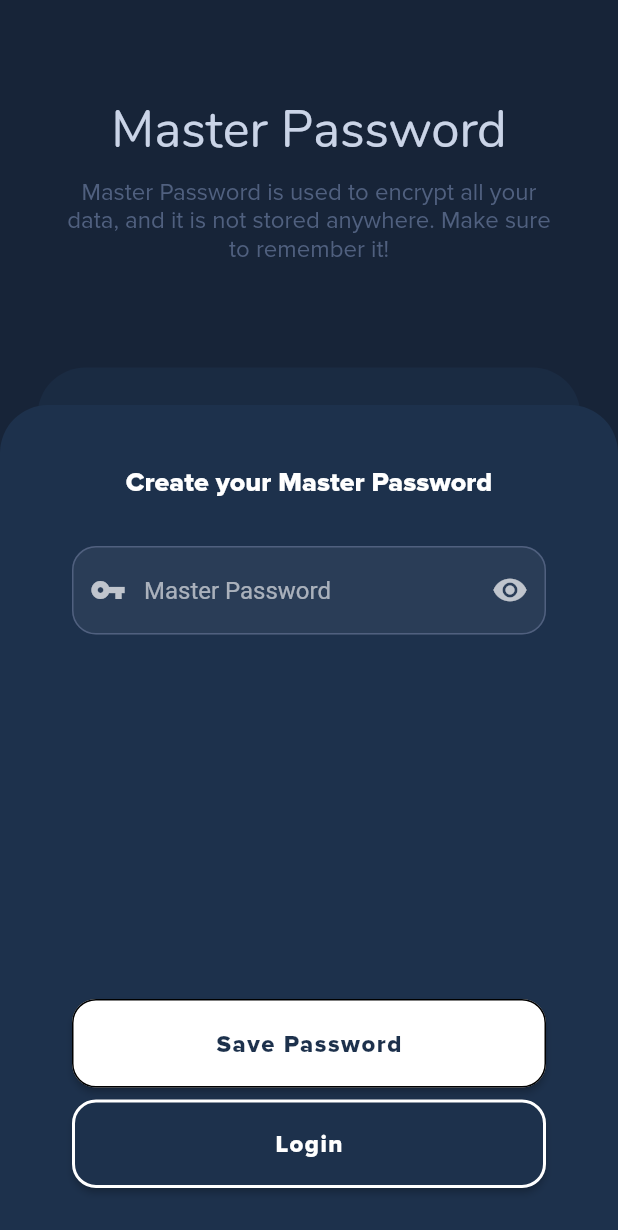
After one commit to chirayu-joshi/CryptoVault-app, a Flutter app: the CreateMasterPasswordScreen screen opened by its route, on a phone screen of 412 x 824 dp. The commit adds this screen. Shown: the top 1230 px of the screen. Run offline on Flutter 3.47's test engine with Material 2 defaults, Android fonts, the phone set to English and light mode, and no system bars; our stand-ins replace after_layout, shared_preferences; accounts and stored records are empty.

Commit message:
Created MasterPassword Screen Layout

```diff
--- a/crypto_vault/lib/routes.dart
+++ b/crypto_vault/lib/routes.dart
@@ -1,9 +1,11 @@
 import 'package:flutter/material.dart';
 
+import 'package:crypto_vault/screens/home_screen.dart';
 import 'package:crypto_vault/screens/onboarding_screen.dart';
-import 'package:crypto_vault/screens/home_screen.dart';
+import 'package:crypto_vault/screens/create_master_password_screen.dart';
 
 final Map<String, WidgetBuilder> routes = {
+  HomePage.routeName: (context) => HomePage(title: 'CryptoVault'),
   OnboardingScreen.routeName: (context) => OnboardingScreen(),
-  HomePage.routeName: (context) => HomePage(title: 'CryptoVault'),
+  CreateMasterPasswordScreen.routeName: (context) => CreateMasterPasswordScreen(),
 };
--- /dev/null
+++ b/crypto_vault/lib/screens/create_master_password_screen.dart
@@ -0,0 +1,219 @@
+import 'dart:async';
+
+import 'package:flutter/cupertino.dart';
+import 'package:flutter/material.dart';
+
+import 'package:crypto_vault/constants.dart';
+import 'package:crypto_vault/widgets/input_field.dart';
+import 'package:crypto_vault/widgets/wide_button.dart';
+
+class CreateMasterPasswordScreen extends StatefulWidget {
+  static const routeName = '/createMasterPassword';
+
+  @override
+  _CreateMasterPasswordScreenState createState() =>
+      _CreateMasterPasswordScreenState();
+}
+
+class _CreateMasterPasswordScreenState
+    extends State<CreateMasterPasswordScreen> {
+  Timer _timer;
+
+  int _pageState = 0;
+
+  String _heading = '';
+  String _description = '';
+
+  double _windowHeight = 0;
+  double _windowWidth = 0;
+
+  double _loginWidth = 0;
+  double _loginHeight = 0;
+  double _createHeight = 0;
+
+  double _loginYOffset = 0;
+  double _loginXOffset = 0;
+  double _createYOffset = 0;
+
+  double _loginOpacity = 0;
+
+  bool _showPass = false;
+
+  _CreateMasterPasswordScreenState() {
+    _timer = Timer(const Duration(milliseconds: 1000), () {
+      setState(() {
+        _pageState = 1;
+      });
+    });
+  }
+
+  @override
+  void dispose() {
+    _timer.cancel();
+    super.dispose();
+  }
+
+  @override
+  Widget build(BuildContext context) {
+    _windowHeight = MediaQuery.of(context).size.height;
+    _windowWidth = MediaQuery.of(context).size.width;
+
+    if (_pageState == 0) {
+      _loginYOffset = _windowHeight;
+      _createYOffset = _windowHeight;
+    } else if (_pageState == 1) {
+      _heading = 'Master Password';
+      _description =
+          'Master Password is used to encrypt all your data, and it is not stored anywhere. Make sure to remember it!';
+
+      _loginWidth = _windowWidth - 50;
+      _loginOpacity = 0.5;
+      _loginXOffset = 25;
+      _loginYOffset = 245;
+      _loginHeight = _windowHeight - 245;
+
+      _createYOffset = 270;
+      _createHeight = _windowHeight - 270;
+    } else {
+      _heading = 'Welcome Back!';
+      _description =
+          'Enter your credentials to fetch and decrypt your backed up data.';
+
+      _loginWidth = _windowWidth;
+      _loginOpacity = 1;
+      _loginXOffset = 0;
+      _loginYOffset = 270;
+      _loginHeight = _windowHeight - 270;
+
+      _createYOffset = _windowHeight;
+    }
+
+    return Scaffold(
+      body: Stack(
+        children: <Widget>[
+          Container(
+            color: Theme.of(context).canvasColor,
+            padding: EdgeInsets.symmetric(horizontal: 40),
+            child: Column(
+              children: <Widget>[
+                SizedBox(
+                  height: 64,
+                ),
+                Text(
+                  _heading,
+                  style: Theme.of(context).textTheme.headline4,
+                ),
+                SizedBox(
+                  height: 8,
+                ),
+                Text(
+                  _description,
+                  textAlign: TextAlign.center,
+                  style: TextStyle(
+                    color: textDark,
+                    fontSize: 16,
+                  ),
+                ),
+              ],
+            ),
+          ),
+          AnimatedContainer(
+            duration: Duration(milliseconds: 1000),
+            curve: Curves.fastLinearToSlowEaseIn,
+            transform:
+                Matrix4.translationValues(_loginXOffset, _loginYOffset, 1),
+            width: _loginWidth,
+            height: _loginHeight,
+            decoration: BoxDecoration(
+              color: backgroundColorLight.withOpacity(_loginOpacity),
+              borderRadius: BorderRadius.only(
+                topLeft: Radius.circular(32.0),
+                topRight: Radius.circular(32.0),
+              ),
+            ),
+          ),
+          AnimatedContainer(
+            duration: Duration(milliseconds: 1000),
+            curve: Curves.fastLinearToSlowEaseIn,
+            transform: Matrix4.translationValues(0, _createYOffset, 1),
+            height: _createHeight,
+            padding: EdgeInsets.symmetric(horizontal: 48),
+            decoration: BoxDecoration(
+              color: backgroundColorLight,
+              borderRadius: BorderRadius.only(
+                topLeft: Radius.circular(32.0),
+                topRight: Radius.circular(32.0),
+              ),
+            ),
+            child: Column(
+              children: <Widget>[
+                SizedBox(
+                  height: 40,
+                  width: double.infinity,
+                ),
+                Text(
+                  'Create your Master Password',
+                  style: TextStyle(
+                    color: Colors.white,
+                    fontWeight: FontWeight.bold,
+                    fontSize: 18,
+                  ),
+                ),
+                SizedBox(
+                  height: 32,
+                ),
+                Flexible(
+                  fit: FlexFit.tight,
+                  child: InputField(
+                    hintText: 'Master Password',
+                    isPassword: !_showPass,
+                    prefixIcon: Icon(
+                      Icons.vpn_key,
+                    ),
+                    suffixIcon: IconButton(
+                      icon: Icon(
+                        _showPass ? Icons.security : Icons.remove_red_eye,
+                      ),
+                      onPressed: () {
+                        setState(() {
+                          _showPass = !_showPass;
+                        });
+                      },
+                    ),
+                  ),
+                ),
+                Container(
+                  padding: EdgeInsets.symmetric(vertical: 32),
+                  child: Column(
+                    children: <Widget>[
+                      WideButton(
+                        onPressed: () {
+                          setState(() {
+                            _pageState = 2;
+                          });
+                        },
+                        text: 'Save Password',
+                        isMain: true,
+                      ),
+                      SizedBox(
+                        height: 8,
+                      ),
+                      WideButton(
+                        onPressed: () {
+                          setState(() {
+                            _pageState = 2;
+                          });
+                        },
+                        text: 'Login',
+                      ),
+                    ],
+                  ),
+                ),
+              ],
+            ),
+          ),
+        ],
+      ),
+    );
+  }
+}
--- a/crypto_vault/lib/screens/onboarding_screen.dart
+++ b/crypto_vault/lib/screens/onboarding_screen.dart
@@ -6,7 +6,7 @@ import 'package:crypto_vault/constants.dart';
 import 'package:crypto_vault/data/onboarding_data.dart';
 import 'package:crypto_vault/widgets/onboarding_slide.dart';
 import 'package:crypto_vault/widgets/custom_button.dart';
-import 'package:crypto_vault/screens/home_screen.dart';
+import 'package:crypto_vault/screens/create_master_password_screen.dart';
 
 class OnboardingScreen extends StatefulWidget {
   static const routeName = '/onboarding';
@@ -52,8 +52,8 @@ class _OnboardingScreenState extends State<OnboardingScreen> {
   }
 
   void doneBtnPressHandler(BuildContext ctx) async {
-    // Navigator.of(ctx).popAndPushNamed(MyHomePage.routeName);
-    Navigator.of(ctx).pushReplacementNamed(HomePage.routeName);
+    Navigator.of(ctx)
+        .pushReplacementNamed(CreateMasterPasswordScreen.routeName);
     SharedPreferences prefs = await SharedPreferences.getInstance();
     await prefs.setBool('firstTime', false);
   }
@@ -120,7 +120,9 @@ class _OnboardingScreenState extends State<OnboardingScreen> {
                 ),
                 _currPage == SLIDES.length - 1
                     ? CustomButton(
-                        onTap: () {doneBtnPressHandler(context);},
+                        onTap: () {
+                          doneBtnPressHandler(context);
+                        },
                         text: 'DONE',
                       )
                     : CustomButton(
--- a/crypto_vault/lib/screens/splash_screen.dart
+++ b/crypto_vault/lib/screens/splash_screen.dart
@@ -5,6 +5,7 @@ import 'package:after_layout/after_layout.dart';
 
 import 'package:crypto_vault/screens/home_screen.dart';
 import 'package:crypto_vault/screens/onboarding_screen.dart';
+import 'package:crypto_vault/screens/create_master_password_screen.dart';
 import 'package:crypto_vault/constants.dart';
 
 class SplashScreen extends StatefulWidget {
@@ -17,9 +18,14 @@ class _SplashScreenState extends State<SplashScreen>
   Future checkFirstTime() async {
     SharedPreferences prefs = await SharedPreferences.getInstance();
     bool _firstTime = (prefs.getBool('firstTime') ?? true);
+    bool _hasHashMasterPassword =
+      (prefs.getBool('hasHashMasterPassword') ?? true);
 
     if (_firstTime) {
       Navigator.of(context).pushReplacementNamed(OnboardingScreen.routeName);
+    } else if (_hasHashMasterPassword) {
+      Navigator.of(context)
+          .pushReplacementNamed(CreateMasterPasswordScreen.routeName);
     } else {
       Navigator.of(context).pushReplacementNamed(HomePage.routeName);
     }
```
